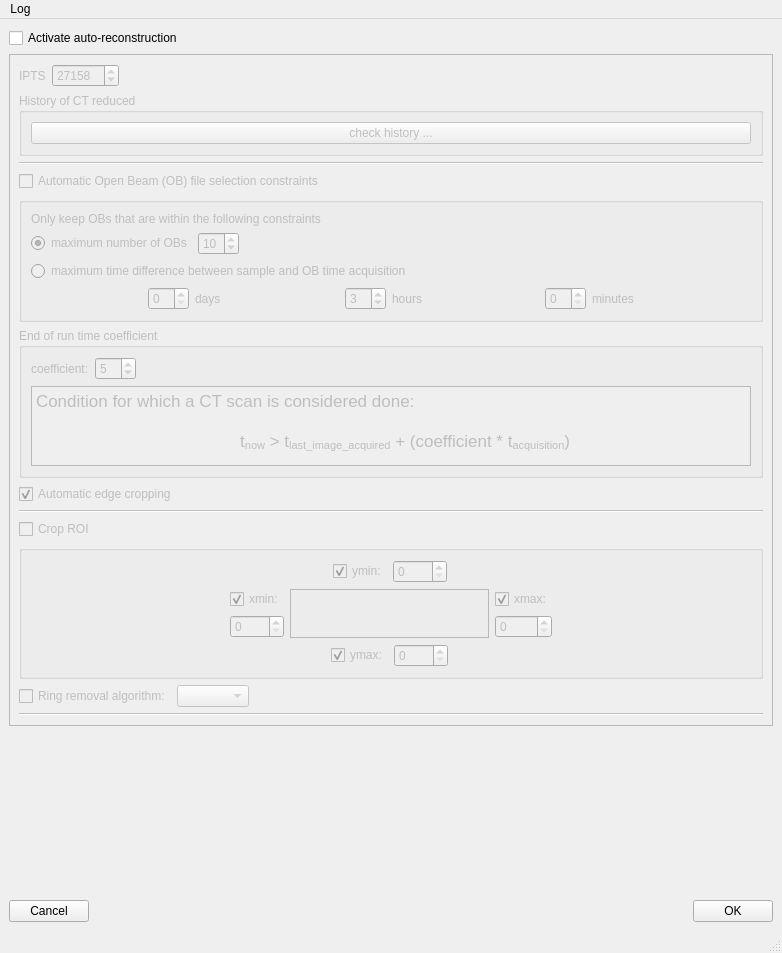
Above: rockit_autoreconstruction_ui/ui/mainWindow.ui from ornlneutronimaging/rockit_autoreconstruction_ui before the change. Below: the same form after it.
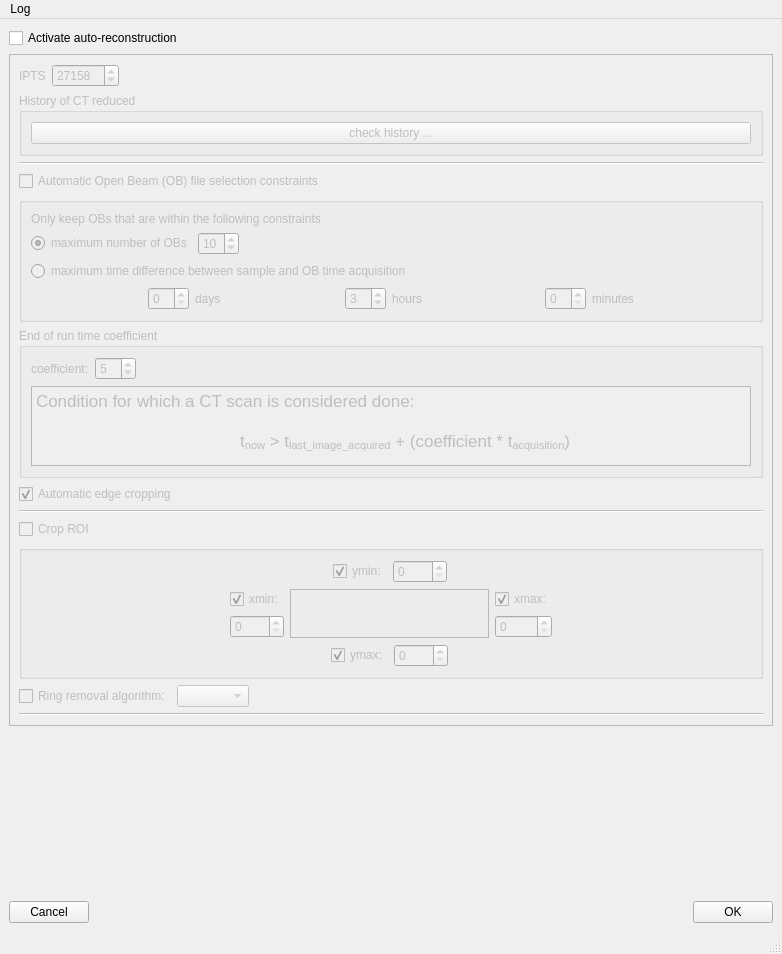
That is the form after the change.

Commit message: fixed layout. this refs #17

What changed in the file:
```diff
--- a/rockit_autoreconstruction_ui/ui/mainWindow.ui
+++ b/rockit_autoreconstruction_ui/ui/mainWindow.ui
@@ -7,7 +7,7 @@
     <x>0</x>
     <y>0</y>
     <width>782</width>
-    <height>953</height>
+    <height>954</height>
    </rect>
   </property>
   <property name="windowTitle">
```
Left out of the diff: 2 changed lines with no effect on the pictures. The commit also changes 1 other file.
